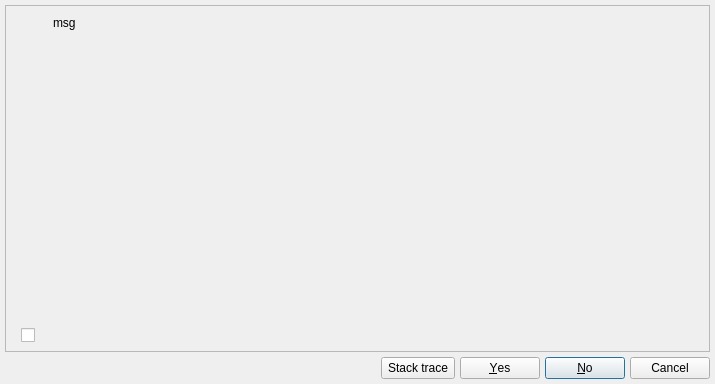
First picture: the form in libs/libgui/ui/messagebox.ui, repository pgmodeler/pgmodeler, before the edit.
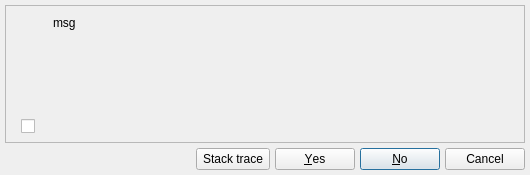
Second picture: the form after the edit. Icons and pictures are not drawn.

Commit message: Minor adjusment in minimum size of Messagebox

What changed in the file:
```diff
--- a/libs/libgui/ui/messagebox.ui
+++ b/libs/libgui/ui/messagebox.ui
@@ -9,8 +9,8 @@
    <rect>
     <x>0</x>
     <y>0</y>
-    <width>715</width>
-    <height>384</height>
+    <width>530</width>
+    <height>175</height>
    </rect>
   </property>
   <property name="sizePolicy">
@@ -21,7 +21,7 @@
   </property>
   <property name="minimumSize">
    <size>
-    <width>500</width>
+    <width>530</width>
     <height>175</height>
    </size>
   </property>
@@ -486,7 +486,7 @@
         <item row="0" column="6">
          <widget class="QPushButton" name="no_btn">
           <property name="sizePolicy">
-           <sizepolicy hsizetype="Preferred" vsizetype="Preferred">
+           <sizepolicy hsizetype="Fixed" vsizetype="Preferred">
             <horstretch>0</horstretch>
             <verstretch>0</verstretch>
            </sizepolicy>
@@ -507,9 +507,12 @@
           <property name="orientation">
            <enum>Qt::Horizontal</enum>
           </property>
+          <property name="sizeType">
+           <enum>QSizePolicy::Expanding</enum>
+          </property>
           <property name="sizeHint" stdset="0">
            <size>
-            <width>40</width>
+            <width>5</width>
             <height>20</height>
            </size>
           </property>
@@ -518,7 +521,7 @@
         <item row="0" column="7">
          <widget class="QPushButton" name="cancel_btn">
           <property name="sizePolicy">
-           <sizepolicy hsizetype="Preferred" vsizetype="Preferred">
+           <sizepolicy hsizetype="Fixed" vsizetype="Preferred">
             <horstretch>0</horstretch>
             <verstretch>0</verstretch>
            </sizepolicy>
@@ -537,7 +540,7 @@
         <item row="0" column="4">
          <widget class="QPushButton" name="yes_ok_btn">
           <property name="sizePolicy">
-           <sizepolicy hsizetype="Preferred" vsizetype="Preferred">
+           <sizepolicy hsizetype="Fixed" vsizetype="Preferred">
             <horstretch>0</horstretch>
             <verstretch>0</verstretch>
            </sizepolicy>
@@ -562,7 +565,7 @@
         <item row="0" column="2">
          <widget class="QToolButton" name="show_errors_tb">
           <property name="sizePolicy">
-           <sizepolicy hsizetype="Preferred" vsizetype="Preferred">
+           <sizepolicy hsizetype="Fixed" vsizetype="Preferred">
             <horstretch>0</horstretch>
             <verstretch>0</verstretch>
            </sizepolicy>
```
The commit also changes 5 other files.
